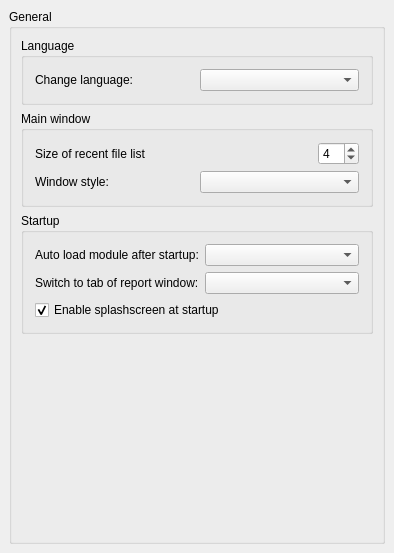
This is src/Gui/DlgGeneral.ui in berndhahnebach/All_FreeCAD as Qt 5 draws it before an edit. The edited form follows.
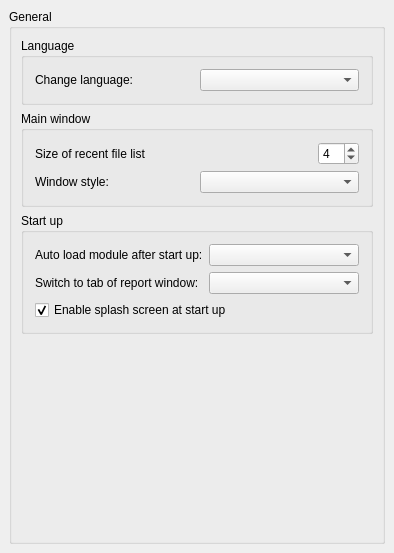
This is the edited form. Custom widgets are drawn as their Qt base class.

The edit to the form file:
```diff
--- a/src/Gui/DlgGeneral.ui
+++ b/src/Gui/DlgGeneral.ui
@@ -50,7 +50,7 @@
       <item row="2" column="0" >
        <widget class="QGroupBox" name="GroupBox10" >
         <property name="title" >
-         <string>Startup</string>
+         <string>Start up</string>
         </property>
         <layout class="QGridLayout" >
          <property name="margin" >
@@ -62,7 +62,7 @@
          <item row="1" column="0" >
           <widget class="Gui::PrefCheckBox" name="SplashScreen" >
            <property name="text" >
-            <string>Enable splashscreen at startup</string>
+            <string>Enable splash screen at start up</string>
            </property>
            <property name="checked" >
             <bool>true</bool>
@@ -106,7 +106,7 @@
            <item row="0" column="0" >
             <widget class="QLabel" name="autoModuleLabel" >
              <property name="text" >
-              <string>Auto load module after startup:</string>
+              <string>Auto load module after start up:</string>
              </property>
             </widget>
            </item>
```
